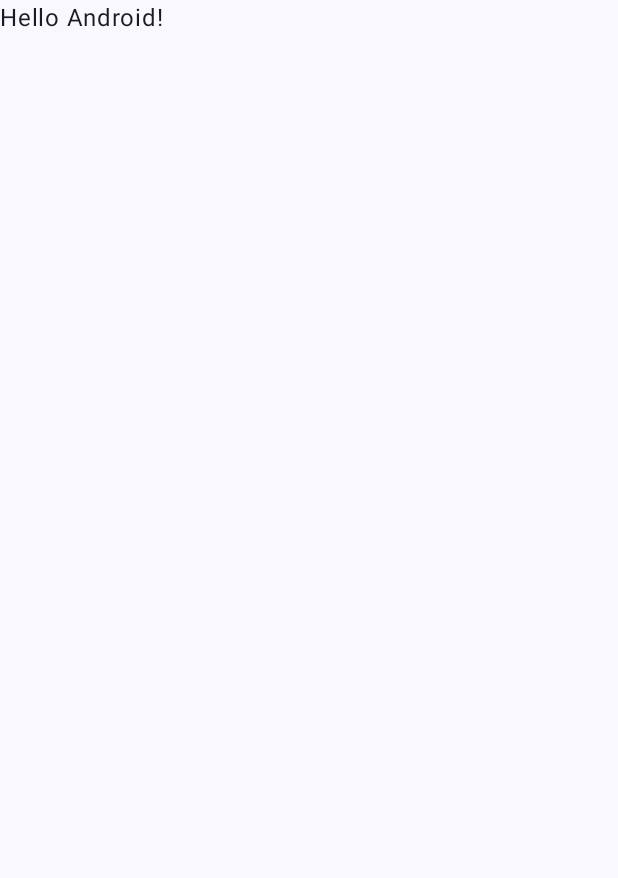
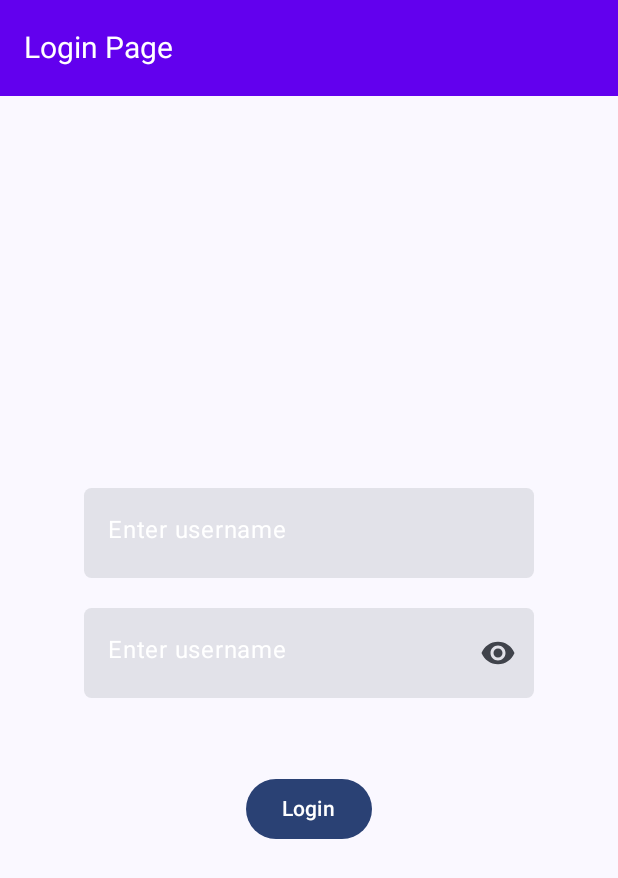
Before and after one commit to aman2000jaiswal14/PayPlit, an Android app built with Jetpack Compose: the screen it shows after launch (MainActivity), on a phone screen of 412 x 824 dp. Before the commit the part shown is almost empty. Shown: the top 878 px of the screen. Run offline under Robolectric (Android 15) with nearby library versions, the phone set to English and light mode, and no system bars.

Commit message:
Add Login Page Starter template

```diff
--- a/PayPlitApp/app/build.gradle.kts
+++ b/PayPlitApp/app/build.gradle.kts
@@ -66,4 +66,8 @@
     androidTestImplementation(libs.androidx.ui.test.junit4)
     debugImplementation(libs.androidx.ui.tooling)
     debugImplementation(libs.androidx.ui.test.manifest)
+
+    val nav_version = "2.7.7"
+
+    implementation("androidx.navigation:navigation-compose:$nav_version")
 }
--- a/PayPlitApp/app/src/main/java/com/aman/payplit/LoginPage.kt
+++ b/PayPlitApp/app/src/main/java/com/aman/payplit/LoginPage.kt
@@ -1,8 +1,113 @@
 package com.aman.payplit
 
+import androidx.compose.foundation.layout.Arrangement
+import androidx.compose.foundation.layout.Column
+import androidx.compose.foundation.layout.Spacer
+import androidx.compose.foundation.layout.fillMaxSize
+import androidx.compose.foundation.layout.height
+import androidx.compose.foundation.layout.padding
+import androidx.compose.foundation.layout.size
+import androidx.compose.foundation.shape.RoundedCornerShape
+import androidx.compose.foundation.text.KeyboardOptions
+import androidx.compose.material3.Button
+import androidx.compose.material3.ExperimentalMaterial3Api
+import androidx.compose.material3.Icon
+import androidx.compose.material3.IconButton
+import androidx.compose.material3.Scaffold
+import androidx.compose.material3.Text
+import androidx.compose.material3.TextField
+import androidx.compose.material3.TextFieldDefaults
+import androidx.compose.material3.TopAppBar
+import androidx.compose.material3.TopAppBarDefaults
 import androidx.compose.runtime.Composable
+import androidx.compose.runtime.mutableStateOf
+import androidx.compose.runtime.remember
+import androidx.compose.ui.Alignment
+import androidx.compose.ui.Modifier
+import androidx.compose.ui.graphics.Color
+import androidx.compose.ui.res.colorResource
+import androidx.compose.ui.res.painterResource
+import androidx.compose.ui.text.TextStyle
+import androidx.compose.ui.text.input.KeyboardType
+import androidx.compose.ui.text.input.PasswordVisualTransformation
+import androidx.compose.ui.text.input.VisualTransformation
+import androidx.compose.ui.unit.dp
+import androidx.compose.ui.unit.sp
+import androidx.navigation.NavController
 
+
+@OptIn(ExperimentalMaterial3Api::class)
 @Composable
-fun LoginPage(){
+fun LoginPage(navController: NavController){
+    val userName = remember{
+        mutableStateOf("")
+    }
+    val password = remember{
+        mutableStateOf("")
+    }
+    val passwordVisible = remember { mutableStateOf(false) }
+    Scaffold(
+        topBar = {
+            TopAppBar(title = { Text(text = "Login Page", color = Color.White, fontSize = 20.sp) },
+                colors = TopAppBarDefaults.topAppBarColors(
+                    containerColor = colorResource(id = R.color.purple_500)
+                )
+            )
+        },
+        content = { paddingValue ->
+            Column(modifier = Modifier
+                .fillMaxSize()
+                .padding(paddingValue),
+                verticalArrangement = Arrangement.Center,
+                horizontalAlignment = Alignment.CenterHorizontally) {
 
+                TextField(value = userName.value, onValueChange ={
+                    userName.value = it
+                },
+                    label = { Text(text = "Enter username")},
+                    colors = TextFieldDefaults.colors(
+                        focusedLabelColor = Color.White,
+                        unfocusedLabelColor = Color.White,
+                        focusedIndicatorColor = Color.Transparent,
+                        unfocusedIndicatorColor = Color.Transparent,
+                        focusedContainerColor = colorResource(id = R.color.purple_500)
+                    ),
+                    modifier = Modifier.size(300.dp,60.dp),
+                    textStyle = TextStyle(fontSize = 18.sp, color = Color.White),
+                    shape = RoundedCornerShape(5.dp)
+                )
+                Spacer(modifier = Modifier.height(20.dp))
+                TextField(value = password.value, onValueChange ={
+                    password.value = it
+                },
+                    label = { Text(text = "Enter username")},
+                    colors = TextFieldDefaults.colors(
+                        focusedLabelColor = Color.White,
+                        unfocusedLabelColor = Color.White,
+                        focusedIndicatorColor = Color.Transparent,
+                        unfocusedIndicatorColor = Color.Transparent,
+                        focusedContainerColor = colorResource(id = R.color.purple_500)
+                    ),
+                    modifier = Modifier.size(300.dp,60.dp),
+                    textStyle = TextStyle(fontSize = 18.sp, color = Color.White),
+                    shape = RoundedCornerShape(5.dp),
+                    keyboardOptions = KeyboardOptions(keyboardType = KeyboardType.Password),
+                    visualTransformation = if(passwordVisible.value) VisualTransformation.None
+                    else PasswordVisualTransformation(),
+                        trailingIcon = {
+                            IconButton(onClick = { passwordVisible.value = !passwordVisible.value}) {
+                                Icon(painter = if(passwordVisible.value) painterResource(id = R.drawable.ic_visibilityoff) else painterResource(
+                                    id = R.drawable.ic_visibility
+                                ), contentDescription = "Toggle password visibility")
+                            }
+                        }
+                )
+                Spacer(modifier = Modifier.height(50.dp))
+                Button(onClick = { navController.navigate("LoginPage") }) {
+                    Text(text = "Login")
+                }
+
+            }
+        }
+    )
 }
--- a/PayPlitApp/app/src/main/java/com/aman/payplit/MainActivity.kt
+++ b/PayPlitApp/app/src/main/java/com/aman/payplit/MainActivity.kt
@@ -11,38 +11,38 @@
 import androidx.compose.runtime.Composable
 import androidx.compose.ui.Modifier
 import androidx.compose.ui.tooling.preview.Preview
+import androidx.navigation.compose.NavHost
+import androidx.navigation.compose.composable
+import androidx.navigation.compose.rememberNavController
 import com.aman.payplit.ui.theme.PayPlitTheme
 
 class MainActivity : ComponentActivity() {
     override fun onCreate(savedInstanceState: Bundle?) {
         super.onCreate(savedInstanceState)
-        Thread.sleep(5000L)
+        Thread.sleep(2000L)
         enableEdgeToEdge()
         setContent {
             PayPlitTheme {
-                Scaffold(modifier = Modifier.fillMaxSize()) { innerPadding ->
-                    Greeting(
-                        name = "Android",
-                        modifier = Modifier.padding(innerPadding)
-                    )
-                }
+                PayPlitNavigation()
             }
         }
     }
 }
 
 @Composable
-fun Greeting(name: String, modifier: Modifier = Modifier) {
-    Text(
-        text = "Hello $name!",
-        modifier = modifier
-    )
-}
+fun PayPlitNavigation(){
 
-@Preview(showBackground = true)
-@Composable
-fun GreetingPreview() {
-    PayPlitTheme {
-        Greeting("Android")
+    val navController = rememberNavController()
+    NavHost(navController = navController, startDestination = "LoginPage"){
+        composable(route = "LoginPage"){
+            LoginPage(navController)
+        }
     }
 }
+//@Preview(showBackground = true)
+//@Composable
+//fun GreetingPreview() {
+//    PayPlitTheme {
+//        Greeting("Android")
+//    }
+//}
--- a/PayPlitApp/app/src/main/java/com/aman/payplit/ui/theme/Theme.kt
+++ b/PayPlitApp/app/src/main/java/com/aman/payplit/ui/theme/Theme.kt
@@ -10,6 +10,8 @@
 import androidx.compose.material3.lightColorScheme
 import androidx.compose.runtime.Composable
 import androidx.compose.ui.platform.LocalContext
+import androidx.compose.ui.res.colorResource
+import com.aman.payplit.R
 
 private val DarkColorScheme = darkColorScheme(
     primary = Purple80,
@@ -40,6 +42,9 @@
     dynamicColor: Boolean = true,
     content: @Composable () -> Unit
 ) {
+    val myStatusBarColor = colorResource(id = R.color.purple_700)
+
+
     val colorScheme = when {
         dynamicColor && Build.VERSION.SDK_INT >= Build.VERSION_CODES.S -> {
             val context = LocalContext.current
--- /dev/null
+++ b/PayPlitApp/app/src/main/res/drawable/ic_visibility.xml
@@ -0,0 +1,5 @@
+<vector xmlns:android="http://schemas.android.com/apk/res/android" android:height="24dp" android:tint="#000000" android:viewportHeight="24" android:viewportWidth="24" android:width="24dp">
+
+    <path android:fillColor="@android:color/white" android:pathData="M12,4.5C7,4.5 2.73,7.61 1,12c1.73,4.39 6,7.5 11,7.5s9.27,-3.11 11,-7.5c-1.73,-4.39 -6,-7.5 -11,-7.5zM12,17c-2.76,0 -5,-2.24 -5,-5s2.24,-5 5,-5 5,2.24 5,5 -2.24,5 -5,5zM12,9c-1.66,0 -3,1.34 -3,3s1.34,3 3,3 3,-1.34 3,-3 -1.34,-3 -3,-3z"/>
+
+</vector>
--- /dev/null
+++ b/PayPlitApp/app/src/main/res/drawable/ic_visibilityoff.xml
@@ -0,0 +1,5 @@
+<vector xmlns:android="http://schemas.android.com/apk/res/android" android:height="24dp" android:tint="#000000" android:viewportHeight="24" android:viewportWidth="24" android:width="24dp">
+
+    <path android:fillColor="@android:color/white" android:pathData="M12,7c2.76,0 5,2.24 5,5 0,0.65 -0.13,1.26 -0.36,1.83l2.92,2.92c1.51,-1.26 2.7,-2.89 3.43,-4.75 -1.73,-4.39 -6,-7.5 -11,-7.5 -1.4,0 -2.74,0.25 -3.98,0.7l2.16,2.16C10.74,7.13 11.35,7 12,7zM2,4.27l2.28,2.28 0.46,0.46C3.08,8.3 1.78,10.02 1,12c1.73,4.39 6,7.5 11,7.5 1.55,0 3.03,-0.3 4.38,-0.84l0.42,0.42L19.73,22 21,20.73 3.27,3 2,4.27zM7.53,9.8l1.55,1.55c-0.05,0.21 -0.08,0.43 -0.08,0.65 0,1.66 1.34,3 3,3 0.22,0 0.44,-0.03 0.65,-0.08l1.55,1.55c-0.67,0.33 -1.41,0.53 -2.2,0.53 -2.76,0 -5,-2.24 -5,-5 0,-0.79 0.2,-1.53 0.53,-2.2zM11.84,9.02l3.15,3.15 0.02,-0.16c0,-1.66 -1.34,-3 -3,-3l-0.17,0.01z"/>
+
+</vector>
```
